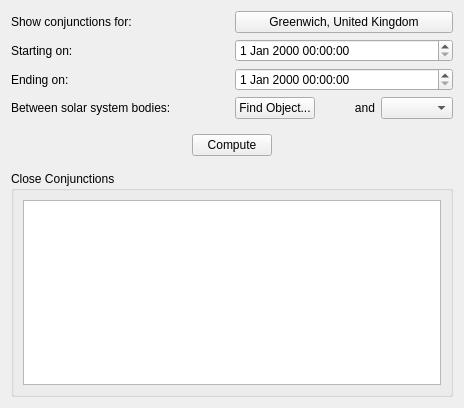
Qt form kstars/tools/conjunctions.ui (KDE/kstars) before a commit.
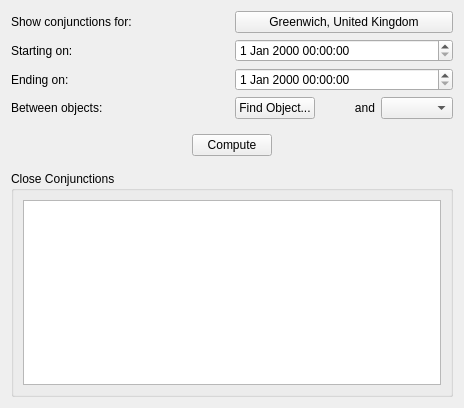
The same form after that commit. Custom widgets are drawn as their Qt base class.

Commit message: Fixing incorrect label in the Conjunctions Dialog. The conjunction tool, since quite some time, allows one of the objects to be a generic sky object.

What changed in the file:
```diff
--- a/kstars/tools/conjunctions.ui
+++ b/kstars/tools/conjunctions.ui
@@ -86,7 +86,7 @@
         </sizepolicy>
        </property>
        <property name="text" >
-        <string>Between solar system bodies:</string>
+        <string>Between objects:</string>
        </property>
       </widget>
      </item>
```
